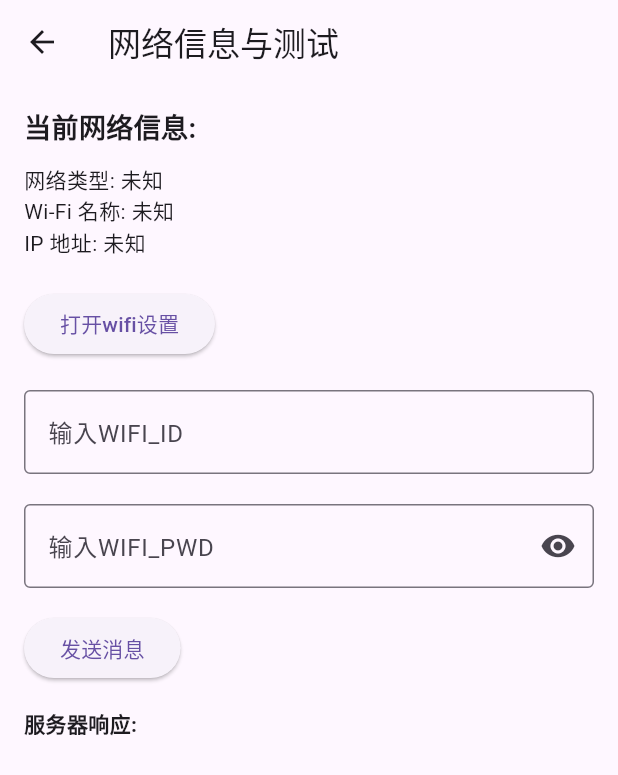
After one commit to xiaoyuanzi22333/blue_classic, a Flutter app: the screen it shows after launch, after a tap on "Go to Wifi Page", on a phone screen of 412 x 824 dp. The commit adds this screen. Shown: the top 775 px of the screen. Run offline on Flutter 3.47's test engine with Material 3 defaults, Android fonts, the light colour scheme and no system bars; our stand-ins replace connectivity_plus, rxdart; missing offline and left inert: app_settings, bluetooth_classic, network_info_plus.

Commit message:
finish the basic of wifi page

```diff
--- a/lib/models/bluetooth_device.dart
+++ b/lib/models/bluetooth_device.dart
@@ -3,7 +3,7 @@ import 'package:flutter/material.dart';
 import 'dart:async';
 import 'package:flutter/services.dart';
 import 'package:bluetooth_classic/bluetooth_classic.dart';
-import 'bluetooth_model.dart';
+// import 'bluetooth_model.dart';
 
 class BluetoothDevice extends StatefulWidget{
   final Device device;
--- a/lib/models/bluetooth_monitor.dart
+++ b/lib/models/bluetooth_monitor.dart
@@ -1,8 +1,8 @@
 import 'package:bluetooth_classic/models/device.dart';
 import 'package:flutter/material.dart';
-import 'dart:async';
-import 'package:flutter/services.dart';
-import 'package:bluetooth_classic/bluetooth_classic.dart';
+// import 'dart:async';
+// import 'package:flutter/services.dart';
+// import 'package:bluetooth_classic/bluetooth_classic.dart';
 import 'bluetooth_model.dart';
 import 'package:provider/provider.dart';
 
--- /dev/null
+++ b/lib/models/wifi_model.dart
@@ -0,0 +1,69 @@
+import 'package:connectivity_plus/connectivity_plus.dart';
+import 'package:flutter/material.dart';
+import 'package:network_info_plus/network_info_plus.dart';
+import 'dart:async';
+
+class WifiModel with ChangeNotifier {
+  // 网络信息
+  String _networkType = '未知'; // 网络类型
+  String? _wifiName = '未知'; // Wi-Fi 名称 (SSID)
+  String? _wifiIP = '未知'; // IP 地址
+
+  final Connectivity _connectivity = Connectivity();
+  final NetworkInfo _networkInfo = NetworkInfo();
+  StreamSubscription<List<ConnectivityResult>>? _connectivitySubscription;
+
+  // Getters
+  String get networkType => _networkType;
+  String? get wifiName => _wifiName;
+  String? get wifiIP => _wifiIP;
+
+  // 开始监听网络状态
+  void startListening() {
+    _connectivitySubscription = _connectivity.onConnectivityChanged.listen((List<ConnectivityResult> results) {
+      _updateConnectionStatus(results);
+    });
+    _getNetworkInfo();
+  }
+
+  // 停止监听网络状态
+  void stopListening() {
+    _connectivitySubscription?.cancel();
+    _connectivitySubscription = null;
+  }
+
+  // 获取当前网络信息
+  Future<void> _getNetworkInfo() async {
+    try {
+      final List<ConnectivityResult> results = await _connectivity.checkConnectivity();
+      _updateConnectionStatus(results);
+    } catch (e) {
+      debugPrint('获取网络信息失败: $e');
+    }
+  }
+
+  // 更新网络状态
+  void _updateConnectionStatus(List<ConnectivityResult> results) async {
+    bool isWifiConnected = results.contains(ConnectivityResult.wifi);
+    bool isMobileConnected = results.contains(ConnectivityResult.mobile);
+
+    if (isWifiConnected) {
+      _networkType = 'Wi-Fi';
+      _wifiName = await _networkInfo.getWifiName() ?? '未知';
+      _wifiIP = await _networkInfo.getWifiIP() ?? '未知';
+    } else if (isMobileConnected) {
+      _networkType = '移动网络';
+      _wifiName = '无';
+      _wifiIP = '无';
+    } else {
+      _networkType = '未连接网络';
+      _wifiName = '无';
+      _wifiIP = '无';
+    }
+
+    // 通知监听者状态发生了变化
+    notifyListeners();
+  }
+
+
+}
--- a/lib/pages/homePage.dart
+++ b/lib/pages/homePage.dart
@@ -3,6 +3,7 @@ import 'package:flutter/material.dart';
 // import './bluetooth_controller.dart';
 // import '../models/bluetooth_model.dart';
 import 'package:blue_classic/pages/scanner.dart';
+import 'package:blue_classic/pages/wifiPage.dart';
 
 
 class HomePage extends StatelessWidget {
@@ -26,6 +27,16 @@ class HomePage extends StatelessWidget {
             const SizedBox(height: 100),
             Image.asset('assets/pivot-bme-full-eng.png'),
             const SizedBox(height: 100),
+
+            ElevatedButton(
+              onPressed: () {
+                Navigator.push(
+                  context,
+                  MaterialPageRoute(builder: (context) => const WifiInfoScreen()),
+                );
+              },
+              child: const Text('Go to Wifi Page'),
+            ),
             ElevatedButton(
               onPressed: () {
                 Navigator.push(
@@ -35,6 +46,7 @@ class HomePage extends StatelessWidget {
               },
               child: const Text('Go to BluetoothScreen Page'),
             ),
+
           ],
         ),
       ),
--- a/lib/pages/monitor.dart
+++ b/lib/pages/monitor.dart
@@ -75,6 +75,10 @@ class BluetoothMonitor extends StatelessWidget {
                     mainAxisAlignment: MainAxisAlignment.spaceEvenly,
                     children: [
                       ElevatedButton(
+                        onPressed: model.sendMessage,
+                        child: const Text('SendMessage'),
+                      ),
+                      ElevatedButton(
                         onPressed: model.disconnect,
                         child: const Text('Disconnect'),
                       ),
--- /dev/null
+++ b/lib/pages/wifiPage.dart
@@ -0,0 +1,166 @@
+import 'package:flutter/material.dart';
+import 'dart:async';
+import 'package:provider/provider.dart'; // 引入 Provider
+import 'package:blue_classic/models/wifi_model.dart'; // 导入封装的 WifiModel
+import 'package:http/http.dart' as http;
+import 'package:app_settings/app_settings.dart';
+
+class WifiInfoScreen extends StatefulWidget {
+  const WifiInfoScreen({super.key});
+
+  @override
+  State<StatefulWidget> createState() => _WifiInfoScreenState();
+}
+
+class _WifiInfoScreenState extends State<WifiInfoScreen> {
+  String _response = "";
+  final TextEditingController _messageControllerID = TextEditingController();
+  final TextEditingController _messageControllerPWD = TextEditingController();
+  final String serverIP = "192.168.4.1";
+  bool _isObscured = true;
+  // bool _correct_wifi = false;
+
+  Future<void> sendId(String message) async {
+    try {
+      final url = Uri.parse("http://$serverIP/id?msg=$message");
+      final response = await http.get(url);
+
+      if (response.statusCode == 200) {
+        setState(() {
+          _response = "$_response\n${response.body}\n"; // 显示服务器的响应
+        });
+      } else {
+        setState(() {
+          _response += "错误：服务器返回状态码 ${response.statusCode} \n";
+        });
+      }
+    } catch (e) {
+      setState(() {
+        _response += "错误：无法连接到服务器\n$e";
+      });
+    }
+  }
+
+  Future<void> sendPwd(String message) async {
+    try {
+      final url = Uri.parse("http://$serverIP/pwd?msg=$message");
+      final response = await http.get(url);
+
+      if (response.statusCode == 200) {
+        setState(() {
+          _response = "$_response\n${response.body}\n"; // 显示服务器的响应
+        });
+      } else {
+        setState(() {
+          _response += "错误：服务器返回状态码 ${response.statusCode} \n";
+        });
+      }
+    } catch (e) {
+      setState(() {
+        _response += "错误：无法连接到服务器\n$e";
+      });
+    }
+  }
+
+  @override
+  Widget build(BuildContext context) {
+    return ChangeNotifierProvider(
+      create: (context) => WifiModel()..startListening(),
+      child: Consumer<WifiModel>(
+        builder: (context, wifiModel, child) {
+          return Scaffold(
+            appBar: AppBar(
+              title: const Text('网络信息与测试'),
+              leading: IconButton(
+                icon: const Icon(Icons.arrow_back),
+                onPressed: () => Navigator.pop(context),
+              ),
+            ),
+            // 使用 GestureDetector 包裹整个页面
+            body: GestureDetector(
+              behavior: HitTestBehavior.translucent, // 允许在空白区域点击
+              onTap: () {
+                // 点击页面其他地方隐藏键盘
+                FocusScope.of(context).unfocus();
+              },
+              child: SingleChildScrollView(
+                // 加入 SingleChildScrollView 防止键盘弹出时页面溢出
+                child: Padding(
+                  padding: const EdgeInsets.all(16.0),
+                  child: Column(
+                    crossAxisAlignment: CrossAxisAlignment.start,
+                    children: [
+                      const Text(
+                        '当前网络信息:',
+                        style: TextStyle(fontSize: 18, fontWeight: FontWeight.bold),
+                      ),
+                      const SizedBox(height: 10),
+                      Text('网络类型: ${wifiModel.networkType}'),
+                      Text('Wi-Fi 名称: ${wifiModel.wifiName}'),
+                      Text('IP 地址: ${wifiModel.wifiIP}'),
+                      const SizedBox(height: 20),
+                      ElevatedButton(
+                        onPressed: () => AppSettings.openAppSettingsPanel(AppSettingsPanelType.wifi),
+                        child: const Text('打开wifi设置'),
+                      ),
+                      const SizedBox(height: 20),
+                      TextField(
+                        controller: _messageControllerID,
+                        decoration: const InputDecoration(
+                          labelText: '输入WIFI_ID',
+                          border: OutlineInputBorder(),
+                        ),
+                      ),
+                      const SizedBox(height: 20),
+                      TextField(
+                        obscureText: _isObscured,
+                        controller: _messageControllerPWD,
+                        decoration: InputDecoration(
+                          labelText: '输入WIFI_PWD',
+                          border: const OutlineInputBorder(),
+                          suffixIcon: GestureDetector(
+                            onTap: () {
+                              // 长按显示密码
+                              setState(() {
+                                _isObscured = !_isObscured;
+                              });
+                            },
+                            child: Icon(
+                              _isObscured ? Icons.visibility : Icons.visibility_off,
+                            ),
+                          ),
+                        ),
+                      ),
+                      const SizedBox(height: 16),
+                      ElevatedButton(
+                        onPressed: () {
+                          final messageId = _messageControllerID.text;
+                          final messagePwd = _messageControllerPWD.text;
+                          if (messageId.isNotEmpty && messagePwd.isNotEmpty) {
+                            sendId(messageId); // 发送请求
+                            sendPwd(messagePwd);
+                          }
+                        },
+                        child: const Text('发送消息'),
+                      ),
+                      const SizedBox(height: 16),
+                      const Text(
+                        '服务器响应:',
+                        style: TextStyle(fontWeight: FontWeight.bold),
+                      ),
+                      const SizedBox(height: 8),
+                      Text(
+                        _response,
+                        style: const TextStyle(color: Colors.black),
+                      ),
+                    ],
+                  ),
+                ),
+              ),
+            ),
+          );
+        },
+      ),
+    );
+  }
+}
```
Also changed, not shown: lib/models/bluetooth_model.dart (+7 -2 lines), lib/pages/test.dart (added, +98 -0 lines), pubspec.yaml (+7 -0 lines), pubspec.lock, 6 other files.
